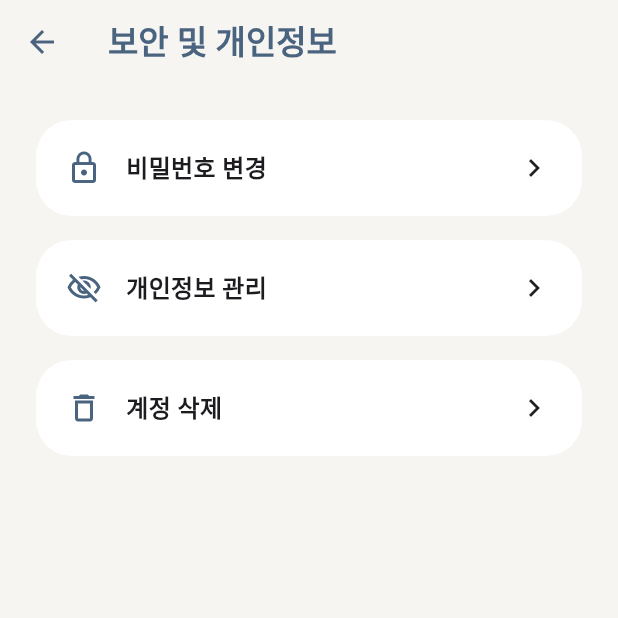
After one commit to gPdnjs2020/26_Lunet_project, a Flutter app: the SecurityPage screen opened by its route, on a phone screen of 412 x 824 dp, the top half of it. The commit adds this screen. Run offline on Flutter 3.47's test engine with Material 3 defaults, Android fonts, the phone set to English and light mode, and no system bars.

Commit message:
create security page

```diff
--- a/lib/pages/main.dart
+++ b/lib/pages/main.dart
@@ -5,6 +5,7 @@ import 'signup.dart';
 import 'profile.dart';
 import 'history.dart';
 import 'setting.dart';
+import 'security.dart';
 
 void main() {
   runApp(const MyApp());
@@ -27,6 +28,7 @@ class MyApp extends StatelessWidget {
         '/profile': (context) => const ProfilePage(),
         '/history': (context) => const HistoryPage(),
         '/setting': (context) => const SettingPage(),
+        '/security': (context) => const SecurityPage(),
       },
     );
   }
--- /dev/null
+++ b/lib/pages/security.dart
@@ -0,0 +1,87 @@
+import 'package:flutter/material.dart';
+
+class SecurityPage extends StatelessWidget {
+  const SecurityPage({super.key});
+
+  @override
+  Widget build(BuildContext context) {
+    return Scaffold(
+      backgroundColor: const Color(0xFFF7F5F2),
+
+      appBar: AppBar(
+        backgroundColor: const Color(0xFFF7F5F2),
+        elevation: 0,
+        iconTheme: const IconThemeData(color: Color(0xFF4A6480)),
+
+        title: const Text(
+          '보안 및 개인정보',
+          style: TextStyle(
+            color: Color(0xFF4A6480),
+            fontWeight: FontWeight.bold,
+          ),
+        ),
+      ),
+
+      body: Padding(
+        padding: const EdgeInsets.all(24),
+
+        child: Column(
+          children: [
+            _card(
+              icon: Icons.lock_outline,
+              title: '비밀번호 변경',
+            ),
+
+            const SizedBox(height: 16),
+
+            _card(
+              icon: Icons.visibility_off_outlined,
+              title: '개인정보 관리',
+            ),
+
+            const SizedBox(height: 16),
+
+            _card(
+              icon: Icons.delete_outline,
+              title: '계정 삭제',
+            ),
+          ],
+        ),
+      ),
+    );
+  }
+
+  Widget _card({
+    required IconData icon,
+    required String title,
+  }) {
+    return Container(
+      padding: const EdgeInsets.all(20),
+
+      decoration: BoxDecoration(
+        color: Colors.white,
+        borderRadius: BorderRadius.circular(24),
+      ),
+
+      child: Row(
+        children: [
+          Icon(icon, color: const Color(0xFF4A6480)),
+
+          const SizedBox(width: 16),
+
+          Expanded(
+            child: Text(
+              title,
+              style: const TextStyle(
+                fontSize: 16,
+                fontWeight: FontWeight.bold,
+              ),
+            ),
+          ),
+
+          const Icon(Icons.chevron_right),
+        ],
+      ),
+    );
+  }
+}
```
